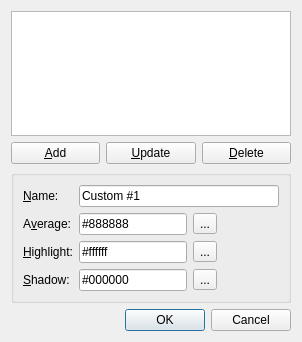
irydacea/wespal, file customranges.ui: the form before one commit.
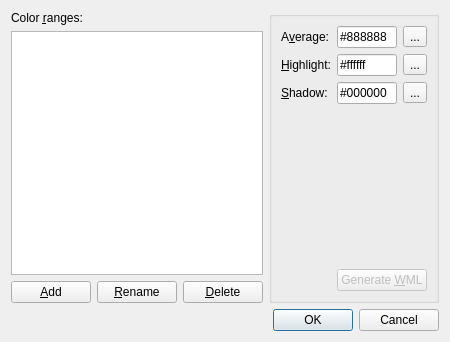
The form after the commit.

Commit message: customranges: Rewrite dialog with somewhat better code and rearrange widgets

What changed in the file:
```diff
--- a/customranges.ui
+++ b/customranges.ui
@@ -6,16 +6,30 @@
    <rect>
     <x>0</x>
     <y>0</y>
-    <width>302</width>
+    <width>441</width>
     <height>342</height>
    </rect>
   </property>
   <property name="windowTitle">
    <string>Customize color ranges</string>
   </property>
-  <layout class="QVBoxLayout" name="verticalLayout" stretch="1,0,1,0">
+  <layout class="QVBoxLayout" name="verticalLayout" stretch="0,0">
    <item>
-    <widget class="QListWidget" name="rangesList"/>
+    <layout class="QHBoxLayout" name="horizontalLayout_2" stretch="2,3">
+     <item>
+      <layout class="QVBoxLayout" name="verticalLayout_2">
+       <item>
+        <widget class="QLabel" name="label">
+         <property name="text">
+          <string>Color &amp;ranges:</string>
+         </property>
+         <property name="buddy">
+          <cstring>listRanges</cstring>
+         </property>
+        </widget>
+       </item>
+       <item>
+        <widget class="QListWidget" name="listRanges"/>
    </item>
    <item>
     <layout class="QHBoxLayout" name="horizontalLayout" stretch="1,1,1">
@@ -29,7 +43,7 @@
      <item>
       <widget class="QPushButton" name="cmdUpdate">
        <property name="text">
-        <string>&amp;Update</string>
+            <string>&amp;Rename</string>
        </property>
       </widget>
      </item>
@@ -42,8 +56,10 @@
      </item>
     </layout>
    </item>
+      </layout>
+     </item>
    <item>
-    <widget class="QGroupBox" name="groupBox">
+      <widget class="QGroupBox" name="boxRangeEditor">
      <property name="title">
       <string/>
      </property>
@@ -52,23 +68,6 @@
        <enum>QFormLayout::ExpandingFieldsGrow</enum>
       </property>
       <item row="0" column="0">
-       <widget class="QLabel" name="label_2">
-        <property name="text">
-         <string>&amp;Name:</string>
-        </property>
-        <property name="buddy">
-         <cstring>leName</cstring>
-        </property>
-       </widget>
-      </item>
-      <item row="0" column="1">
-       <widget class="QLineEdit" name="leName">
-        <property name="text">
-         <string>Custom #1</string>
-        </property>
-       </widget>
-      </item>
-      <item row="1" column="0">
        <widget class="QLabel" name="label_3">
         <property name="text">
          <string>A&amp;verage:</string>
@@ -78,16 +77,16 @@
         </property>
        </widget>
       </item>
-      <item row="1" column="1">
-       <layout class="QFormLayout" name="formLayout_3">
-        <item row="0" column="0">
+        <item row="0" column="1">
+         <layout class="QHBoxLayout" name="horizontalLayout_4">
+          <item>
          <widget class="QLineEdit" name="leAvg">
           <property name="text">
            <string>#888888</string>
           </property>
          </widget>
         </item>
-        <item row="0" column="1">
+          <item>
          <widget class="QToolButton" name="tbAvg">
           <property name="text">
            <string>...</string>
@@ -96,7 +95,7 @@
         </item>
        </layout>
       </item>
-      <item row="2" column="0">
+        <item row="1" column="0">
        <widget class="QLabel" name="label_4">
         <property name="text">
          <string>&amp;Highlight:</string>
@@ -106,16 +105,16 @@
         </property>
        </widget>
       </item>
-      <item row="2" column="1">
-       <layout class="QFormLayout" name="formLayout_4">
-        <item row="0" column="0">
+        <item row="1" column="1">
+         <layout class="QHBoxLayout" name="horizontalLayout_3">
+          <item>
          <widget class="QLineEdit" name="leMax">
           <property name="text">
            <string>#ffffff</string>
           </property>
          </widget>
         </item>
-        <item row="0" column="1">
+          <item>
          <widget class="QToolButton" name="tbMax">
           <property name="text">
            <string>...</string>
@@ -124,7 +123,7 @@
         </item>
        </layout>
       </item>
-      <item row="3" column="0">
+        <item row="2" column="0">
        <widget class="QLabel" name="label_5">
         <property name="text">
          <string>&amp;Shadow:</string>
@@ -134,16 +133,16 @@
         </property>
        </widget>
       </item>
-      <item row="3" column="1">
-       <layout class="QFormLayout" name="formLayout_5">
-        <item row="0" column="0">
+        <item row="2" column="1">
+         <layout class="QHBoxLayout" name="horizontalLayout_5">
+          <item>
          <widget class="QLineEdit" name="leMin">
           <property name="text">
            <string>#000000</string>
           </property>
          </widget>
         </item>
-        <item row="0" column="1">
+          <item>
          <widget class="QToolButton" name="tbMin">
           <property name="text">
            <string>...</string>
@@ -152,8 +151,50 @@
         </item>
        </layout>
       </item>
-     </layout>
-    </widget>
+        <item row="3" column="1">
+         <spacer name="verticalSpacer">
+          <property name="orientation">
+           <enum>Qt::Vertical</enum>
+          </property>
+          <property name="sizeHint" stdset="0">
+           <size>
+            <width>20</width>
+            <height>40</height>
+           </size>
+          </property>
+         </spacer>
+        </item>
+        <item row="4" column="1">
+         <layout class="QHBoxLayout" name="horizontalLayout_6">
+          <item>
+           <spacer name="horizontalSpacer">
+            <property name="orientation">
+             <enum>Qt::Horizontal</enum>
+            </property>
+            <property name="sizeHint" stdset="0">
+             <size>
+              <width>40</width>
+              <height>20</height>
+             </size>
+            </property>
+           </spacer>
+          </item>
+          <item>
+           <widget class="QPushButton" name="cmdWml">
+            <property name="enabled">
+             <bool>false</bool>
+            </property>
+            <property name="text">
+             <string>Generate &amp;WML</string>
+            </property>
+           </widget>
+          </item>
+         </layout>
+        </item>
+       </layout>
+      </widget>
+     </item>
+    </layout>
    </item>
    <item>
     <widget class="QDialogButtonBox" name="buttonBox">
```
Left out of the diff: 8 changed lines with no effect on the pictures. Lines whose indentation alone changed are shown as unchanged. The commit also changes 3 other files.
